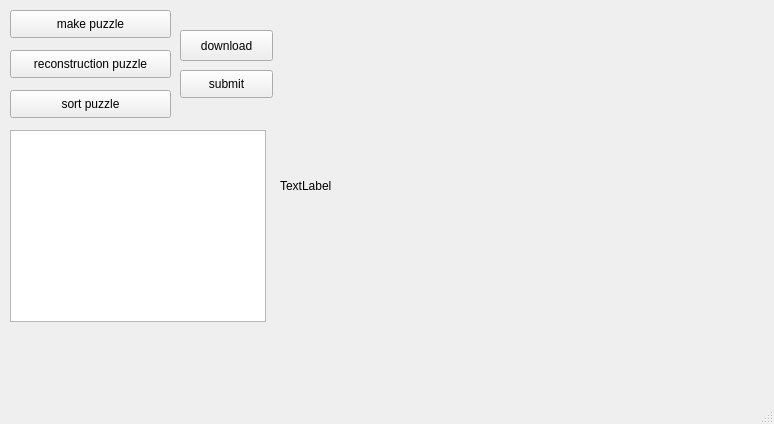
First picture: the form in GUI_Qt/mainwindow.ui, repository Daikiiii/Procon32_Simulator, before the edit.
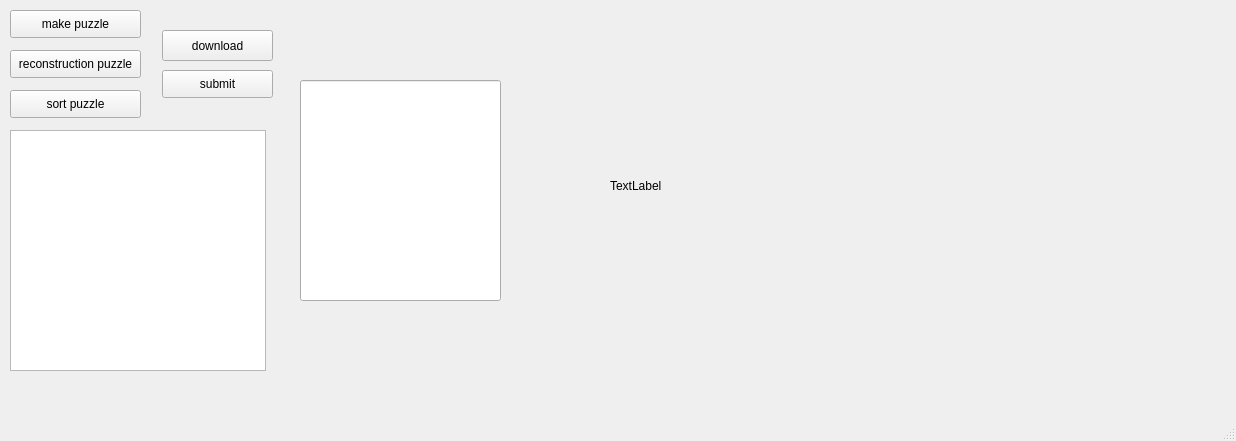
Second picture: the form after the edit.

```diff
--- a/GUI_Qt/mainwindow.ui
+++ b/GUI_Qt/mainwindow.ui
@@ -6,8 +6,8 @@
    <rect>
     <x>0</x>
     <y>0</y>
-    <width>774</width>
-    <height>424</height>
+    <width>1236</width>
+    <height>441</height>
    </rect>
   </property>
   <property name="windowTitle">
@@ -19,7 +19,7 @@
      <rect>
       <x>10</x>
       <y>10</y>
-      <width>161</width>
+      <width>131</width>
       <height>28</height>
      </rect>
     </property>
@@ -33,14 +33,14 @@
       <x>10</x>
       <y>130</y>
       <width>256</width>
-      <height>192</height>
+      <height>241</height>
      </rect>
     </property>
    </widget>
    <widget class="QLabel" name="label">
     <property name="geometry">
      <rect>
-      <x>280</x>
+      <x>610</x>
       <y>10</y>
       <width>471</width>
       <height>351</height>
@@ -55,7 +55,7 @@
      <rect>
       <x>10</x>
       <y>50</y>
-      <width>161</width>
+      <width>131</width>
       <height>28</height>
      </rect>
     </property>
@@ -68,7 +68,7 @@
      <rect>
       <x>10</x>
       <y>90</y>
-      <width>161</width>
+      <width>131</width>
       <height>28</height>
      </rect>
     </property>
@@ -79,9 +79,9 @@
    <widget class="QPushButton" name="pushButton_4">
     <property name="geometry">
      <rect>
-      <x>180</x>
+      <x>162</x>
       <y>30</y>
-      <width>93</width>
+      <width>111</width>
       <height>31</height>
      </rect>
     </property>
@@ -92,9 +92,9 @@
    <widget class="QPushButton" name="pushButton_5">
     <property name="geometry">
      <rect>
-      <x>180</x>
+      <x>162</x>
       <y>70</y>
-      <width>93</width>
+      <width>111</width>
       <height>28</height>
      </rect>
     </property>
@@ -102,6 +102,16 @@
      <string>submit</string>
     </property>
    </widget>
+   <widget class="QLineEdit" name="lineEdit">
+    <property name="geometry">
+     <rect>
+      <x>300</x>
+      <y>80</y>
+      <width>201</width>
+      <height>221</height>
+     </rect>
+    </property>
+   </widget>
   </widget>
   <widget class="QMenuBar" name="menubar">
    <property name="geometry">
```
Left out of the diff: 2 changed lines with no effect on the pictures.
